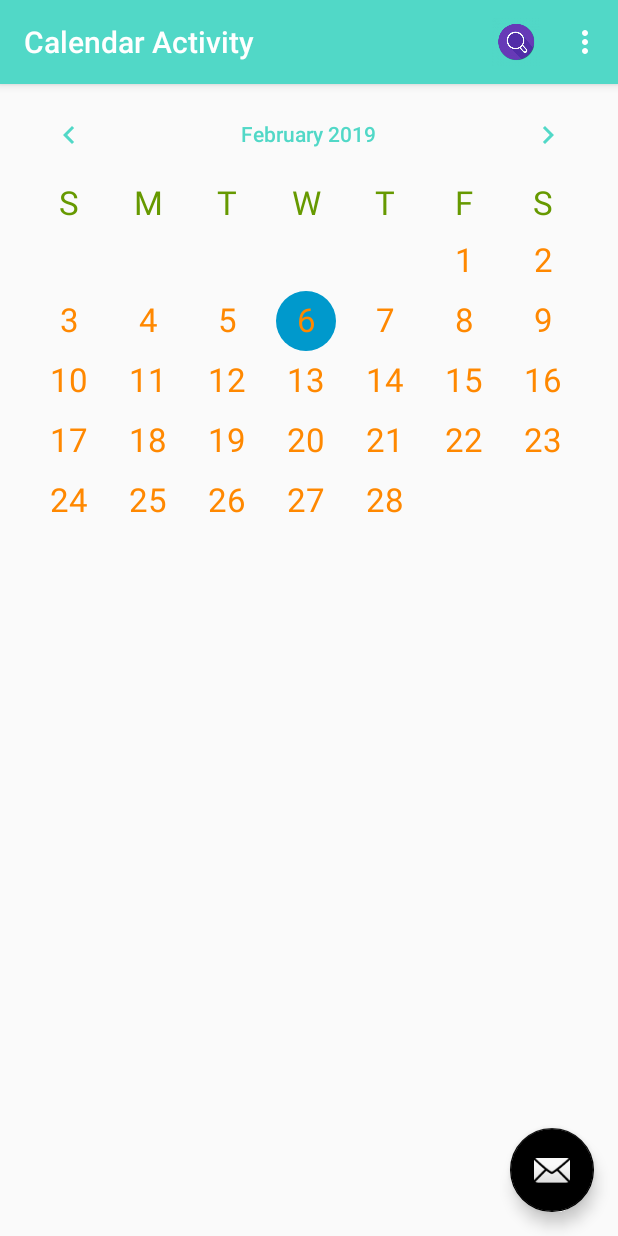
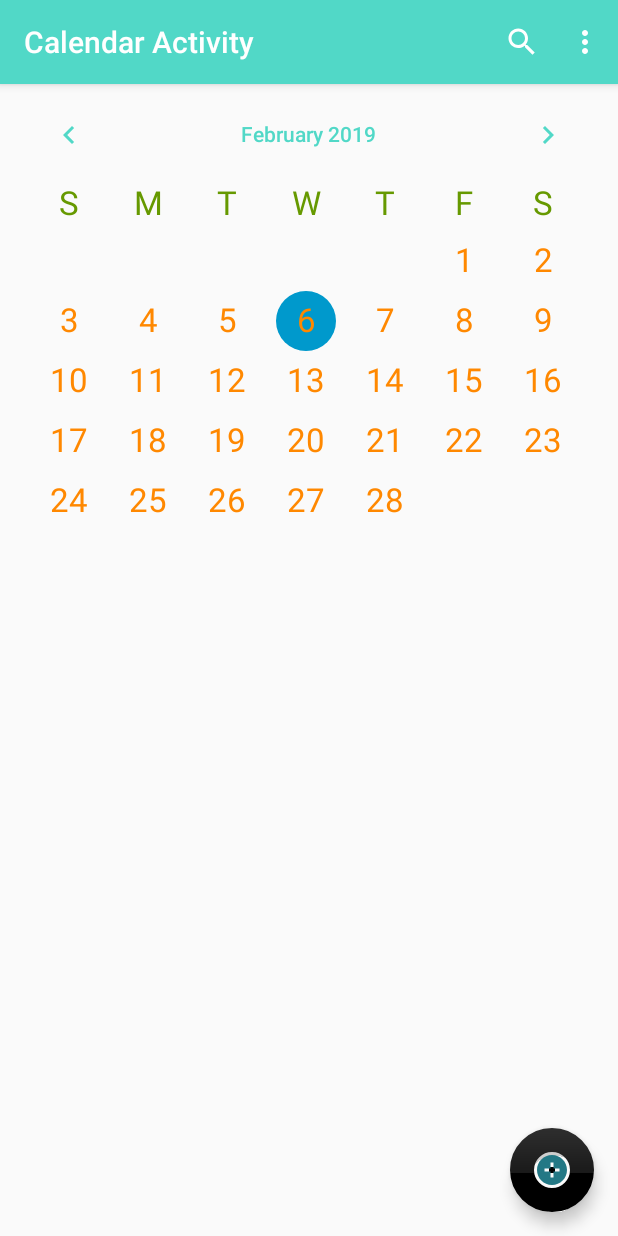
Before and after one commit to jiduncan/Travlendar, an Android app: the CalendarActivity screen opened directly, with no data from a screen before it, on a phone screen of 412 x 824 dp. Run offline under Robolectric (Android 15) with nearby library versions, the phone set to English and light mode, and no system bars.

Commit message:
added search and add icon to calendar

```diff
--- a/app/build.gradle
+++ b/app/build.gradle
@@ -9,6 +9,7 @@ android {
         versionCode 1
         versionName "1.0"
         testInstrumentationRunner "android.support.test.runner.AndroidJUnitRunner"
+        vectorDrawables.useSupportLibrary = true
     }
     buildTypes {
         release {
--- a/app/src/main/java/com/example/seniorproject/travlendar/Activities/CalendarActivity.java
+++ b/app/src/main/java/com/example/seniorproject/travlendar/Activities/CalendarActivity.java
@@ -28,6 +28,7 @@ public class CalendarActivity extends AppCompatActivity {
         setSupportActionBar(toolbar);
 
         FloatingActionButton fab = findViewById(R.id.fab);
+        fab.setImageResource(R.drawable.ic_add_circle_blue_72dp);
         fab.setOnClickListener(new View.OnClickListener() {
             @Override
             public void onClick(View view) {
--- /dev/null
+++ b/app/src/main/res/drawable/ic_add_circle_blue_24dp.xml
@@ -0,0 +1,5 @@
+<vector android:height="24dp" android:tint="#237885"
+    android:viewportHeight="24.0" android:viewportWidth="24.0"
+    android:width="24dp" xmlns:android="http://schemas.android.com/apk/res/android">
+    <path android:fillColor="#FF000000" android:pathData="M12,2C6.48,2 2,6.48 2,12s4.48,10 10,10 10,-4.48 10,-10S17.52,2 12,2zM17,13h-4v4h-2v-4L7,13v-2h4L11,7h2v4h4v2z"/>
+</vector>
--- /dev/null
+++ b/app/src/main/res/drawable/ic_add_circle_blue_36dp.xml
@@ -0,0 +1,5 @@
+<vector android:height="36dp" android:tint="#237885"
+    android:viewportHeight="24.0" android:viewportWidth="24.0"
+    android:width="36dp" xmlns:android="http://schemas.android.com/apk/res/android">
+    <path android:fillColor="#FF000000" android:pathData="M12,2C6.48,2 2,6.48 2,12s4.48,10 10,10 10,-4.48 10,-10S17.52,2 12,2zM17,13h-4v4h-2v-4L7,13v-2h4L11,7h2v4h4v2z"/>
+</vector>
--- /dev/null
+++ b/app/src/main/res/drawable/ic_add_circle_blue_72dp.xml
@@ -0,0 +1,5 @@
+<vector android:height="72dp" android:tint="#237885"
+    android:viewportHeight="24.0" android:viewportWidth="24.0"
+    android:width="72dp" xmlns:android="http://schemas.android.com/apk/res/android">
+    <path android:fillColor="#FF000000" android:pathData="M12,2C6.48,2 2,6.48 2,12s4.48,10 10,10 10,-4.48 10,-10S17.52,2 12,2zM17,13h-4v4h-2v-4L7,13v-2h4L11,7h2v4h4v2z"/>
+</vector>
--- /dev/null
+++ b/app/src/main/res/drawable/ic_search_white_24dp.xml
@@ -0,0 +1,5 @@
+<vector android:height="24dp" android:tint="#FFFFFF"
+    android:viewportHeight="24.0" android:viewportWidth="24.0"
+    android:width="24dp" xmlns:android="http://schemas.android.com/apk/res/android">
+    <path android:fillColor="#FF000000" android:pathData="M15.5,14h-0.79l-0.28,-0.27C15.41,12.59 16,11.11 16,9.5 16,5.91 13.09,3 9.5,3S3,5.91 3,9.5 5.91,16 9.5,16c1.61,0 3.09,-0.59 4.23,-1.57l0.27,0.28v0.79l5,4.99L20.49,19l-4.99,-5zM9.5,14C7.01,14 5,11.99 5,9.5S7.01,5 9.5,5 14,7.01 14,9.5 11.99,14 9.5,14z"/>
+</vector>
--- a/app/src/main/res/layout/activity_calendar.xml
+++ b/app/src/main/res/layout/activity_calendar.xml
@@ -28,6 +28,8 @@
         android:layout_height="wrap_content"
         android:layout_gravity="bottom|end"
         android:layout_margin="@dimen/fab_margin"
-        app:srcCompat="@android:drawable/ic_dialog_email" />
+        app:srcCompat="@drawable/ic_add_circle_blue_72dp"
+        app:fabSize="normal"
+        app:borderWidth="30dp"/>
 
 </android.support.design.widget.CoordinatorLayout>
--- a/app/src/main/res/menu/menu_calendar.xml
+++ b/app/src/main/res/menu/menu_calendar.xml
@@ -9,7 +9,7 @@
         app:showAsAction="never" />
     <item
         android:id="@+id/action_search"
-        android:icon="@drawable/search_icon"
+        android:icon="@drawable/ic_search_white_24dp"
         android:title="Search"
         app:actionViewClass="android.support.v7.widget.SearchView"
         app:showAsAction="ifRoom|collapseActionView"/>
--- a/build.gradle
+++ b/build.gradle
@@ -7,7 +7,7 @@ buildscript {
         jcenter()
     }
     dependencies {
-        classpath 'com.android.tools.build:gradle:3.3.0'
+        classpath 'com.android.tools.build:gradle:3.3.1'
 
 
         // NOTE: Do not place your application dependencies here; they belong
```
